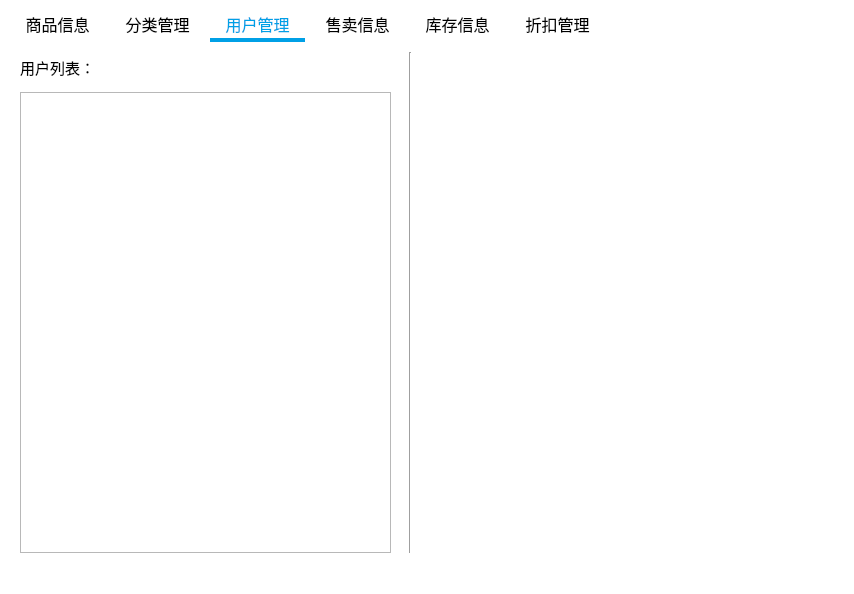
xmudbexp2021/SalesManager, file MainWindow.ui: the form before one commit.
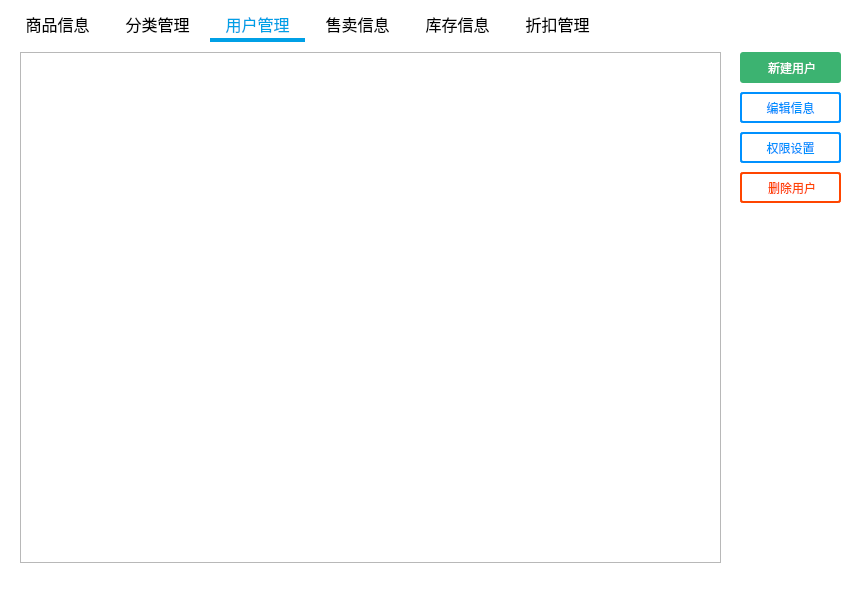
The form after the commit. The open tabs and pages were chosen to show the change.

Commit message: complete: user/permission management

The edit to the form file:
```diff
--- a/MainWindow.ui
+++ b/MainWindow.ui
@@ -405,26 +405,13 @@
      <attribute name="title">
       <string notr="true">用户管理</string>
      </attribute>
-     <widget class="Line" name="line">
-      <property name="geometry">
-       <rect>
-        <x>390</x>
-        <y>10</y>
-        <width>20</width>
-        <height>501</height>
-       </rect>
-      </property>
-      <property name="orientation">
-       <enum>Qt::Vertical</enum>
-      </property>
-     </widget>
      <widget class="QTableView" name="userTable">
       <property name="geometry">
        <rect>
         <x>10</x>
-        <y>50</y>
-        <width>371</width>
-        <height>461</height>
+        <y>10</y>
+        <width>701</width>
+        <height>511</height>
        </rect>
       </property>
       <property name="font">
@@ -436,23 +423,107 @@
        <number>70</number>
       </attribute>
      </widget>
-     <widget class="QLabel" name="label_2">
+     <widget class="QPushButton" name="createUserButton">
       <property name="geometry">
        <rect>
-        <x>10</x>
+        <x>730</x>
         <y>10</y>
-        <width>111</width>
+        <width>101</width>
         <height>31</height>
        </rect>
       </property>
-      <property name="font">
-       <font>
-        <family>微软雅黑</family>
-        <pointsize>11</pointsize>
-       </font>
+      <property name="styleSheet">
+       <string notr="true">#createUserButton {
+	background: #3CB371;
+	border: 0px;
+	border-radius: 3px;
+	color: #fff;
+}
+
+#createUserButton:hover {
+	background: #8FBC8F;
+}</string>
       </property>
       <property name="text">
-       <string>用户列表：</string>
+       <string> 新建用户</string>
+      </property>
+     </widget>
+     <widget class="QPushButton" name="modifyUserButton">
+      <property name="geometry">
+       <rect>
+        <x>730</x>
+        <y>50</y>
+        <width>101</width>
+        <height>31</height>
+       </rect>
+      </property>
+      <property name="styleSheet">
+       <string notr="true">#modifyUserButton {
+	background: #fff;
+	border: 2px solid rgb(0, 145, 255);
+	color: rgb(0, 145, 255);
+	border-radius: 3px;
+}
+
+#modifyUserButton:hover {
+	background: rgb(64,169,255);
+	color: #fff;
+}</string>
+      </property>
+      <property name="text">
+       <string>编辑信息</string>
+      </property>
+     </widget>
+     <widget class="QPushButton" name="modifyPermissionButton">
+      <property name="geometry">
+       <rect>
+        <x>730</x>
+        <y>90</y>
+        <width>101</width>
+        <height>31</height>
+       </rect>
+      </property>
+      <property name="styleSheet">
+       <string notr="true">#modifyPermissionButton {
+	background: #fff;
+	border: 2px solid rgb(0, 145, 255);
+	color: rgb(0, 145, 255);
+	border-radius: 3px;
+}
+
+#modifyPermissionButton:hover {
+	background: rgb(64,169,255);
+	color: #fff;
+}</string>
+      </property>
+      <property name="text">
+       <string>权限设置</string>
+      </property>
+     </widget>
+     <widget class="QPushButton" name="deleteUserButton">
+      <property name="geometry">
+       <rect>
+        <x>730</x>
+        <y>130</y>
+        <width>101</width>
+        <height>31</height>
+       </rect>
+      </property>
+      <property name="styleSheet">
+       <string notr="true">#deleteUserButton {
+	color:#FF4500;
+	background:	white;
+ 	border:2px solid #FF4500;
+	border-radius: 3px;
+}
+
+#deleteUserButton:hover {
+	background:	#FF4500;
+	color:white;
+}</string>
+      </property>
+      <property name="text">
+       <string> 删除用户</string>
       </property>
      </widget>
     </widget>
```
Left out of the diff: 16 changed lines with no effect on the pictures. The commit also changes 10 other files.
